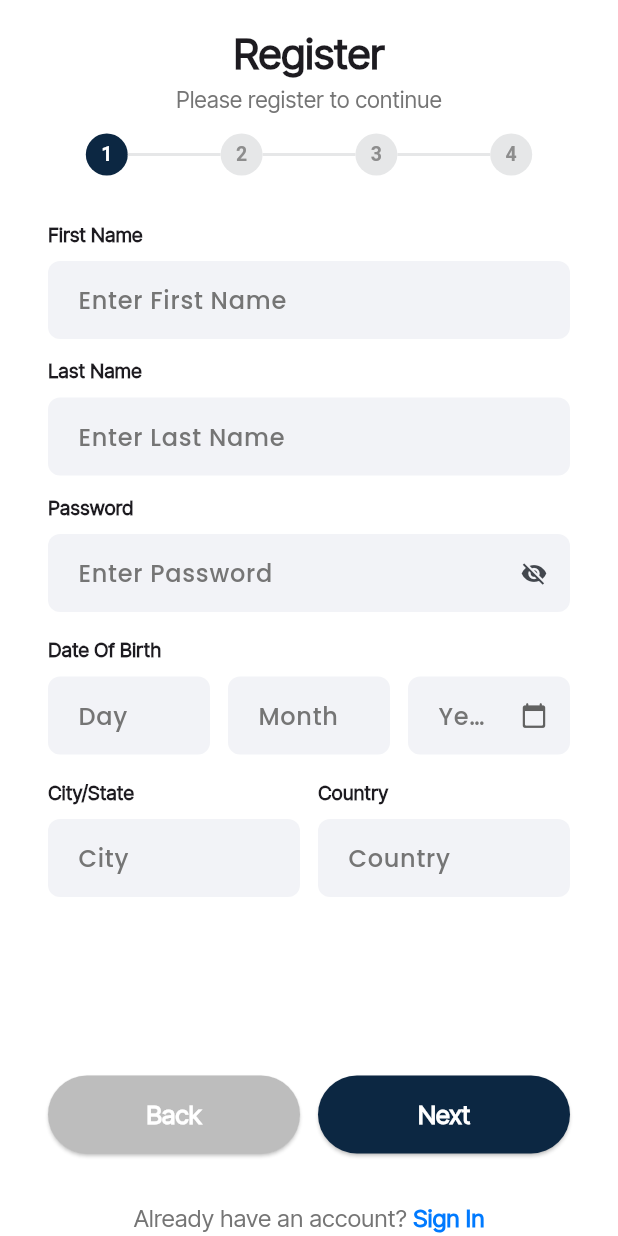
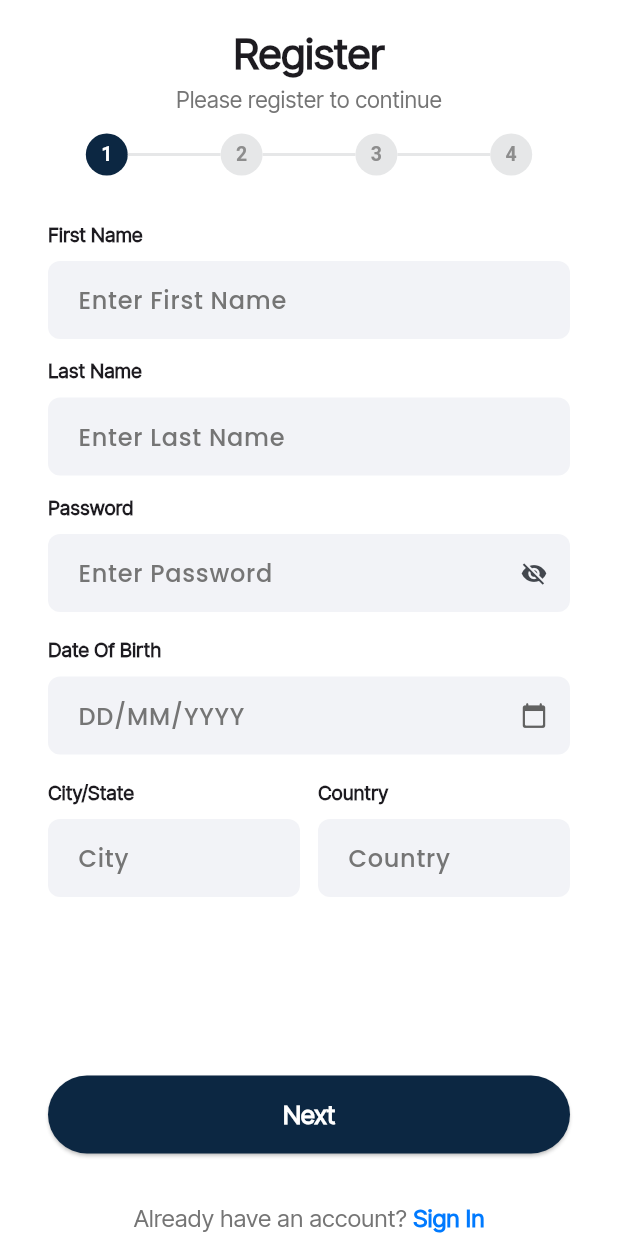
Before and after one commit to apptheka/mavx_flutter, a Flutter app: the LoginPage screen opened by its route, after a tap on "Sign In", after a tap on "Register Now", on a phone screen of 412 x 824 dp. Run offline on Flutter 3.47's test engine with Material 3 defaults, Android fonts, the phone set to English and light mode, and no system bars; our stand-ins replace country_picker, dio, file_picker, firebase_core, firebase_messaging, flutter_local_notifications and 8 more; missing offline and left inert: encrypt; accounts and stored records are empty; network calls fail.

Commit message:
bug fixing

```diff
--- a/lib/app/core/constants/app_constants.dart
+++ b/lib/app/core/constants/app_constants.dart
@@ -2,9 +2,9 @@ class AppConstants {
   static const String appName = "Mavx";
 
   // API URLs
-  static const String baseUrl = 'http://192.168.1.28:3001/v1/api';
-  static const String baseUrlImage = 'http://192.168.1.28:3001/';
-  static const String fileUploading = 'http://192.168.1.28:3001/file-uploading';
+  static const String baseUrl = 'http://192.168.1.6:3001/v1/api';
+  static const String baseUrlImage = 'http://192.168.1.6:3001/';
+  static const String fileUploading = 'http://192.168.1.6:3001/file-uploading';
   static const String login = '/user/login';
   static const String register = '/user/register';
   static const String sendOtp = '/user/send-otp';
--- a/lib/app/presentation/pages/applications/widgets/application_item.dart
+++ b/lib/app/presentation/pages/applications/widgets/application_item.dart
@@ -22,7 +22,7 @@ class ApplicationItem extends StatelessWidget {
           borderRadius: BorderRadius.circular(12),
           boxShadow: [
             BoxShadow(
-              color: Colors.black.withOpacity(0.05),
+              color: Colors.black.withValues(alpha: .05),
               blurRadius: 10,
               offset: const Offset(0, 4),
             ),
--- a/lib/app/presentation/pages/getStarted/get_started_controller.dart
+++ b/lib/app/presentation/pages/getStarted/get_started_controller.dart
@@ -82,11 +82,7 @@ class GetStartedController extends GetxController {
   }
 
   void skipToLast() {
-    pageController.animateToPage(
-      items.length - 1,
-      duration: const Duration(milliseconds: 300),
-      curve: Curves.easeOut,
-    );
+      Get.offNamed(AppRoutes.login);
   }
 
   @override
--- a/lib/app/presentation/pages/home/widgets/header_widget.dart
+++ b/lib/app/presentation/pages/home/widgets/header_widget.dart
@@ -16,7 +16,6 @@ class HeaderWidget extends GetView<HomeController> {
 
   @override
   Widget build(BuildContext context) {
-    final theme = Theme.of(context);
     return Container(
       width: double.infinity,
       decoration: const BoxDecoration(
--- a/lib/app/presentation/pages/profile/widgets/profile_basic_details.dart
+++ b/lib/app/presentation/pages/profile/widgets/profile_basic_details.dart
@@ -162,7 +162,7 @@ class ProfileBasicDetails extends StatelessWidget {
                                 final payload = {
                                   'id': controller.basicDetailsList.value.id,
                                   'gender': gender,
-                                  'dateOfBirth': dobCtrl.text.trim(),
+                                  'date_of_birth': dobCtrl.text.trim(),
                                   'phone': phoneCtrl.text.trim().replaceAll(
                                     '91',
                                     '',
--- a/lib/app/presentation/pages/profile/widgets/profile_education.dart
+++ b/lib/app/presentation/pages/profile/widgets/profile_education.dart
@@ -217,10 +217,10 @@ class ProfileEducation extends StatelessWidget {
                                         if (r['id'] != null || (r['isNew'] == true)) {
                                           await controller.saveEducation({
                                             'id': r['id'],
-                                            'institutionName': inst,
+                                            'institution_name': inst,
                                             'degree': degree,
-                                            'startDate': fmtOut(s),
-                                            'endDate': r['endDate'] != null ? fmtOut(r['endDate'] as DateTime) : '',
+                                            'start_date': fmtOut(s),
+                                            'end_Date': r['endDate'] != null ? fmtOut(r['endDate'] as DateTime) : '',
                                             'isCurrent': (r['isCurrent'] as bool) ? 1 : 0,
                                           });
                                         }
--- a/lib/app/presentation/pages/profile/widgets/profile_experience.dart
+++ b/lib/app/presentation/pages/profile/widgets/profile_experience.dart
@@ -266,11 +266,11 @@ class ProfileExperience extends StatelessWidget {
                                     if (r['id'] != null || (r['isNew'] == true)) {
                                       await controller.saveExperience({
                                         'id': r['id'],
-                                        'companyName': company,
+                                        'company_name': company,
                                         'role': role,
-                                        'employmentType': r['employmentType'],
+                                        'employment_type': r['employmentType'],
                                         'isRemote': (r['isRemote'] as bool) ? 1 : 0,
-                                        'startDate': fmtOut(s),
+                                        'start_date': fmtOut(s),
                                         'isCurrent': (r['isCurrent'] as bool) ? 1 : 0,
                                         'description': desc,
                                       });
--- a/lib/app/presentation/pages/profile/widgets/profile_online_profiles.dart
+++ b/lib/app/presentation/pages/profile/widgets/profile_online_profiles.dart
@@ -362,8 +362,8 @@ class ProfileOnlineProfiles extends StatelessWidget {
                                   await controller.saveOnlineProfiles({
                                     'id':
                                         existing[platNorm], // upsert to existing if present
-                                    'platformType': p['platformType'],
-                                    'profileUrl': url,
+                                    'platform_type': p['platformType'],
+                                    'profile_url': url,
                                   });
                                 }
                                 // Close once after processing all entries
--- a/lib/app/presentation/pages/profile/widgets/profile_skills.dart
+++ b/lib/app/presentation/pages/profile/widgets/profile_skills.dart
@@ -247,9 +247,9 @@ class ProfileSkills extends StatelessWidget {
                                       : null;
                                   await controller.saveSkills({
                                     'id': existingId,
-                                    'skillCategory': category,
+                                    'skill_category': category,
                                     // Send as a single comma-separated string to update same row
-                                    'skillName': skills.join(', '),
+                                    'skill_name': skills.join(', '),
                                     // Do NOT send the bulk list to prevent new rows
                                   });
                                   Get.back();
--- a/lib/app/presentation/pages/register/widgets/step1.dart
+++ b/lib/app/presentation/pages/register/widgets/step1.dart
@@ -20,7 +20,11 @@ class RegisterStep1 extends StatelessWidget {
             crossAxisAlignment: CrossAxisAlignment.stretch,
             children: [
               const SizedBox(height: 22),
-              CommonText("First Name", fontSize: 13, fontWeight: FontWeight.w600),
+              CommonText(
+                "First Name",
+                fontSize: 13,
+                fontWeight: FontWeight.w600,
+              ),
               const SizedBox(height: 8),
               AppTextField(
                 hintText: 'Enter First Name',
@@ -30,18 +34,24 @@ class RegisterStep1 extends StatelessWidget {
                     : null,
               ),
               const SizedBox(height: 12),
-              CommonText("Last Name", fontSize: 13, fontWeight: FontWeight.w600),
+              CommonText(
+                "Last Name",
+                fontSize: 13,
+                fontWeight: FontWeight.w600,
+              ),
               const SizedBox(height: 8),
               AppTextField(
                 hintText: 'Enter Last Name',
                 controller: c.lastNameCtrl,
-                validator: (v) =>
-                    (v == null || v.trim().isEmpty) ? 'Last name required' : null,
+                validator: (v) => (v == null || v.trim().isEmpty)
+                    ? 'Last name required'
+                    : null,
               ),
               const SizedBox(height: 12),
               CommonText("Password", fontSize: 13, fontWeight: FontWeight.w600),
               const SizedBox(height: 8),
-              Obx(() => AppTextField(
+              Obx(
+                () => AppTextField(
                   hintText: 'Enter Password',
                   controller: c.passwordCtrl,
                   obscureText: c.isPasswordHidden.value,
@@ -58,7 +68,8 @@ class RegisterStep1 extends StatelessWidget {
                     if (v.length < 6) return 'Min 6 characters';
                     return null;
                   },
-                  )),
+                ),
+              ),
               const SizedBox(height: 16),
               CommonText(
                 "Date Of Birth",
@@ -66,82 +77,17 @@ class RegisterStep1 extends StatelessWidget {
                 fontWeight: FontWeight.w600,
               ),
               const SizedBox(height: 8),
-              Row(
-                children: [
-                  Expanded(
-                    child: AppTextField(
-                      hintText: 'Day',
-                      maxLength: 2,
-                      controller: c.dayCtrl,
-                      focusNode: c.dayFocus,
-                      keyboardType: TextInputType.number,
-                      inputFormatters: [
-                        FilteringTextInputFormatter.digitsOnly,
-                      ],
-                      onChanged: (v) {
-                        if (v.length >= 2) {
-                          FocusScope.of(context).requestFocus(c.monthFocus);
-                        } else if (v.isEmpty) {
-
-                          // Focus back to previous field if available
-                        }
-                      },
-                      validator: (v) =>
-                          (v == null || v.trim().isEmpty) ? 'Day required' : null,
-                    ),
-                  ),
-                  const SizedBox(width: 12),
-                  Expanded(
-                    child: AppTextField(
-                      hintText: 'Month',
-                      maxLength: 2,
-                      controller: c.monthCtrl,
-                      focusNode: c.monthFocus,
-                      keyboardType: TextInputType.number,
-                      inputFormatters: [
-                        FilteringTextInputFormatter.digitsOnly,
-                      ],
-                      onChanged: (v) {
-                        if (v.length >= 2) {
-                          FocusScope.of(context).requestFocus(c.yearFocus);
-                        } else if (v.isEmpty) {
-                          FocusScope.of(context).requestFocus(c.dayFocus);
-                        }
-                      },
-                      validator: (v) => (v == null || v.trim().isEmpty)
-                          ? 'Month required'
-                          : null,
-                    ),
-                  ),
-                  const SizedBox(width: 12),
-                  Expanded(
-                    child: AppTextField(
-                      hintText: 'Year',
-                      maxLength: 4,
-                      controller: c.yearCtrl,
-                      focusNode: c.yearFocus,
-                      keyboardType: TextInputType.number,
-                      inputFormatters: [
-                        FilteringTextInputFormatter.digitsOnly,
-                      ],
-                      onChanged: (v) {
-                        if (v.length >= 4) {
-                          c.yearFocus.unfocus();
-                        } else if (v.isEmpty) {
-                          FocusScope.of(context).requestFocus(c.monthFocus);
-                        }
-                      },
+              AppTextField(
+                controller: c.dobCtrl,
+                hintText: 'DD/MM/YYYY',
+                readOnly: true,
+                onTap: () => c.pickDob(Get.context ?? context),
                 suffixIcon: IconButton(
                   icon: const Icon(Icons.calendar_today_rounded),
                   color: Colors.grey[700],
-                        onPressed: () => c.pickDob(context),
+                  onPressed: () => c.pickDob(Get.context ?? context),
                 ),
-                      validator: (v) => (v == null || v.trim().isEmpty)
-                          ? 'Year required'
-                          : null,
-                    ),
-                  ),
-                ],
+                validator: c.validateDob,
               ),
               const SizedBox(height: 16),
               Row(
@@ -157,10 +103,20 @@ class RegisterStep1 extends StatelessWidget {
                         ),
                         const SizedBox(height: 8),
                         AppTextField(
+                          keyboardType: TextInputType.name,
+                          inputFormatters: [
+                            FilteringTextInputFormatter.allow(RegExp(r'[A-Za-z ]')),
+                          ],
                           hintText: 'City',
                           controller: c.cityCtrl,
-                          validator: (v) =>
-                              (v == null || v.trim().isEmpty) ? 'Required' : null,
+                          validator: (v) {
+                            final value = v?.trim() ?? '';
+                            if (value.isEmpty) return 'Required';
+                            if (!RegExp(r'^[A-Za-z ]+$').hasMatch(value)) {
+                              return 'Only letters and spaces allowed';
+                            }
+                            return null;
+                          },
                         ),
                       ],
                     ),
@@ -177,17 +133,24 @@ class RegisterStep1 extends StatelessWidget {
                         ),
                         const SizedBox(height: 8),
                         AppTextField(
+                          keyboardType: TextInputType.name,
+                          inputFormatters: [
+                            FilteringTextInputFormatter.allow(RegExp(r'[A-Za-z ]')),
+                          ],
                           hintText: 'Country',
                           controller: c.countryCtrl,
-                          validator: (v) =>
-                              (v == null || v.trim().isEmpty) ? 'Required' : null,
+                          validator: (v) {
+                            final value = v?.trim() ?? '';
+                            if (value.isEmpty) return 'Required';
+                            if (!RegExp(r'^[A-Za-z ]+$').hasMatch(value)) return 'Only letters and spaces allowed';
+                            return null;
+                          },
                         ),
                       ],
                     ),
                   ),
                 ],
               ),
-              const SizedBox(height: 16),
               const SizedBox(height: 22), // bottom spacer
             ],
           ),
--- a/lib/app/presentation/pages/register/widgets/step_nav.dart
+++ b/lib/app/presentation/pages/register/widgets/step_nav.dart
@@ -35,12 +35,13 @@ class StepNav extends StatelessWidget {
               final bool isLast = controller.isLastStep;
               return Row(
                 children: [
+                  if (!isFirst) ...[
                     Expanded(
                       child: ElevatedButton(
-                      onPressed: isFirst ? Get.back : controller.prevStep,
+                        onPressed: controller.prevStep,
                         style: prevStyle,
-                      child: CommonText(
-                        isFirst ? 'Back' : 'Previous',
+                        child: const CommonText(
+                          'Previous',
                           fontSize: 17,
                           fontWeight: FontWeight.w600,
                           color: Colors.white,
@@ -55,6 +56,7 @@ class StepNav extends StatelessWidget {
                         color: const Color(0xffD9D9D9),
                       ),
                     if (!isNarrow) const SizedBox(width: 12),
+                  ],
                   Expanded(
                     child: ElevatedButton(
                       onPressed: isLast ? controller.submitRegistration : controller.nextStep,
--- a/lib/app/presentation/widgets/app_text_field.dart
+++ b/lib/app/presentation/widgets/app_text_field.dart
@@ -39,7 +39,7 @@ class AppTextField extends StatelessWidget {
     this.maxLength,
     this.prefixIcon,
     this.suffixIcon,
-    this.textCapitalization = TextCapitalization.none,
+    this.textCapitalization = TextCapitalization.sentences,
     this.validator,
     this.onChanged,
     this.focusNode,
@@ -60,7 +60,7 @@ class AppTextField extends StatelessWidget {
       margin: margin,
       child: TextFormField(
         maxLength: maxLength,
-        textCapitalization: textCapitalization ?? TextCapitalization.sentences,
+        textCapitalization: textCapitalization ?? TextCapitalization.none,
         controller: controller,
         focusNode: focusNode,
         keyboardType: keyboardType,
```
Also changed, not shown: lib/app/presentation/pages/profile/profile_controller.dart (+12 -10 lines), lib/app/presentation/pages/profile/widgets/profile_header.dart (+13 -5 lines), lib/app/presentation/pages/profile/widgets/profile_languages.dart (+5 -5 lines), lib/app/presentation/pages/profile/widgets/profile_resume.dart (+136 -94 lines), lib/app/presentation/pages/register/register_controller.dart (+145 -5 lines), lib/app/presentation/pages/register/widgets/step2.dart (+17 -15 lines), lib/app/presentation/pages/register/widgets/step3.dart (+4 -12 lines). Lines whose indentation alone changed are shown as unchanged.
